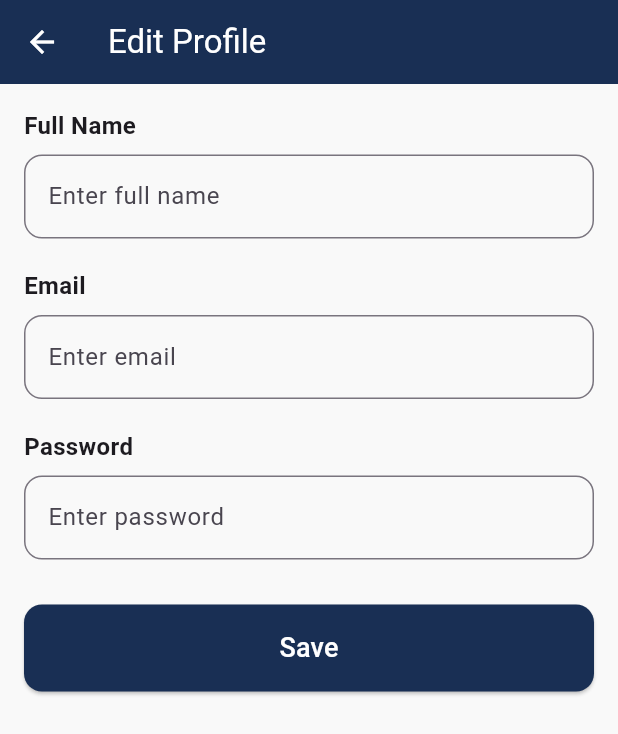
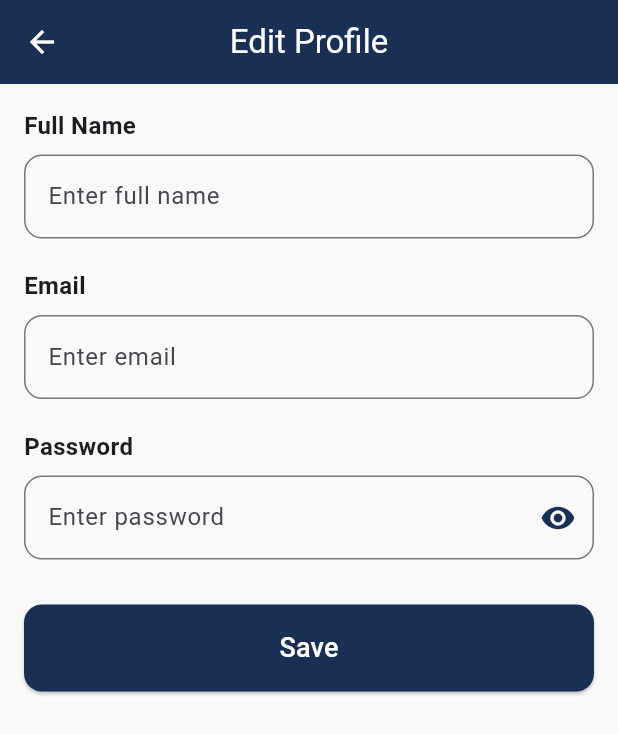
Before and after one commit to ajrahar/Kodegiri-Launcher, a Flutter app: the EditProfileScreen screen opened directly, after a tap on an icon or button, on a phone screen of 412 x 824 dp. Shown: the top 734 px of the screen. Run offline on Flutter 3.47's test engine with Material 3 defaults, Android fonts, the phone set to English and light mode, and no system bars; our stand-ins replace flutter_dotenv, jwt_decoder, quickalert, shared_preferences; accounts and stored records are empty.

Commit message:
[UPDATE] - Admin Screen - Home & Edit Profile Screen

```diff
--- a/frontend/intern-new-main/lib/admin_screens/edit_profile_screen.dart
+++ b/frontend/intern-new-main/lib/admin_screens/edit_profile_screen.dart
@@ -22,6 +22,7 @@ class _EditProfileScreenState extends State<EditProfileScreen> {
   bool _isNameValid = true;
   bool _isEmailValid = true;
   bool _isPasswordValid = true;
+  bool _obscurePassword = true;
   String userToken = '';
   String user_ID = '';
 
@@ -29,6 +30,12 @@ class _EditProfileScreenState extends State<EditProfileScreen> {
   void initState() {
     super.initState();
     _loadProfile();
+  }
+
+  void _togglePasswordVisibility() {
+    setState(() {
+      _obscurePassword = !_obscurePassword;
+    });
   }
 
   Future<void> _loadProfile() async {
@@ -166,6 +173,7 @@ class _EditProfileScreenState extends State<EditProfileScreen> {
         backgroundColor: const Color.fromARGB(255, 25, 47, 84),
         foregroundColor: Colors.white,
         title: const Text('Edit Profile'),
+        centerTitle: true,
         leading: IconButton(
             onPressed: () {
               Navigator.pushReplacement(
@@ -236,7 +244,7 @@ class _EditProfileScreenState extends State<EditProfileScreen> {
                 const SizedBox(height: 8),
                 TextFormField(
                   controller: _passwordController,
-                  obscureText: true,
+                  obscureText: _obscurePassword,
                   decoration: InputDecoration(
                     hintText: 'Enter password',
                     border: OutlineInputBorder(
@@ -248,6 +256,15 @@ class _EditProfileScreenState extends State<EditProfileScreen> {
                     focusedBorder: OutlineInputBorder(
                       borderRadius: BorderRadius.circular(12),
                       borderSide: const BorderSide(color: Colors.grey),
+                    ),
+                    suffixIcon: IconButton(
+                      icon: Icon(
+                        _obscurePassword
+                            ? Icons.visibility
+                            : Icons.visibility_off,
+                      ),
+                      onPressed: _togglePasswordVisibility,
+                      color: const Color.fromARGB(255, 25, 47, 84),
                     ),
                   ),
                   validator: (value) => _validateField(value ?? '', 'Password'),
```
Also changed, not shown: frontend/intern-new-main/lib/admin_screens/home_screen.dart (+25 -21 lines).
